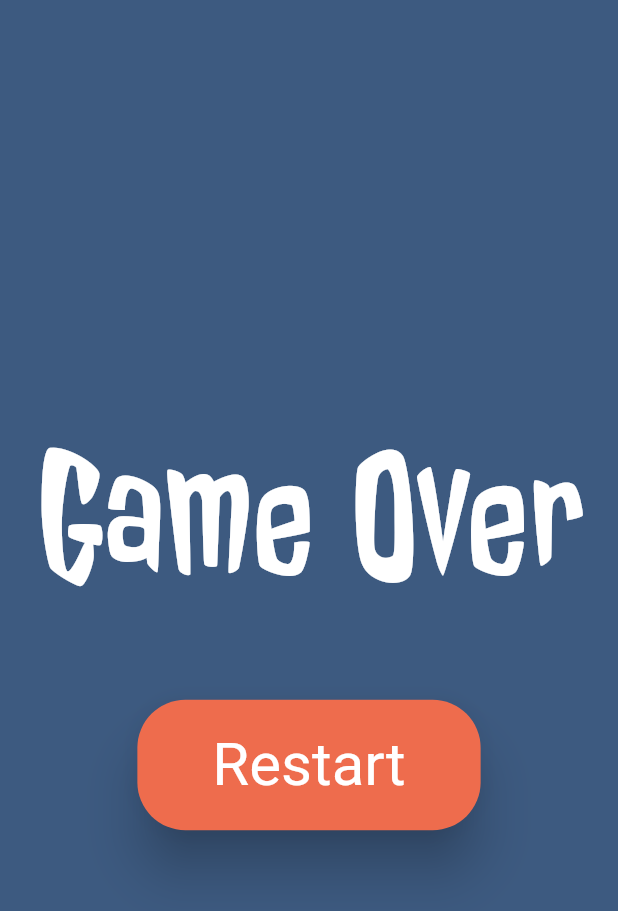
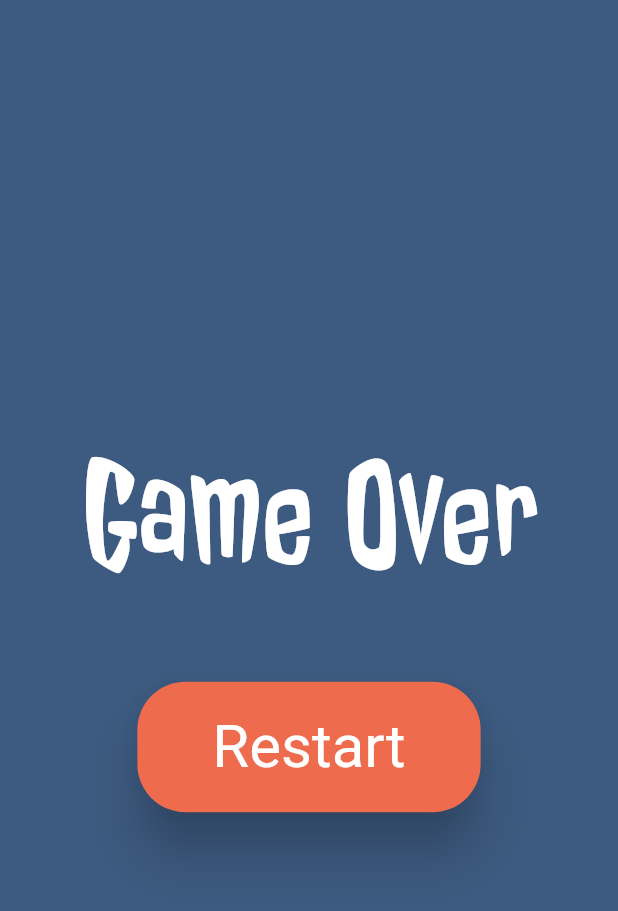
Before and after one commit to carvalho28/explode, a Flutter app: the GameOver screen opened directly, on a phone screen of 412 x 824 dp. Shown: the top 911 px of the screen. Run offline on Flutter 3.47's test engine with Material 2 defaults, Android fonts, the phone set to English and light mode, and no system bars.

Commit message:
Small issues solved
Signed-off-by: carvalho28 <carvalhoo287@gmail.com>

```diff
--- a/lib/main.dart
+++ b/lib/main.dart
@@ -13,7 +13,7 @@ void main() {
       theme: ThemeData(
         backgroundColor: primaryColor,
       ),
-      home: const Game(),
+      home: const MainMenu(),
     ),
   );
 }
--- a/lib/views/game_over.dart
+++ b/lib/views/game_over.dart
@@ -23,7 +23,7 @@ class _GameOverState extends State<GameOver> {
               'Game Over',
               style: TextStyle(
                 color: Colors.white,
-                fontSize: 120,
+                fontSize: 100,
                 fontFamily: fontTitle,
               ),
             ),
```
Also changed, not shown: lib/utilities/timer.dart (+5 -5 lines), 2 other files.
